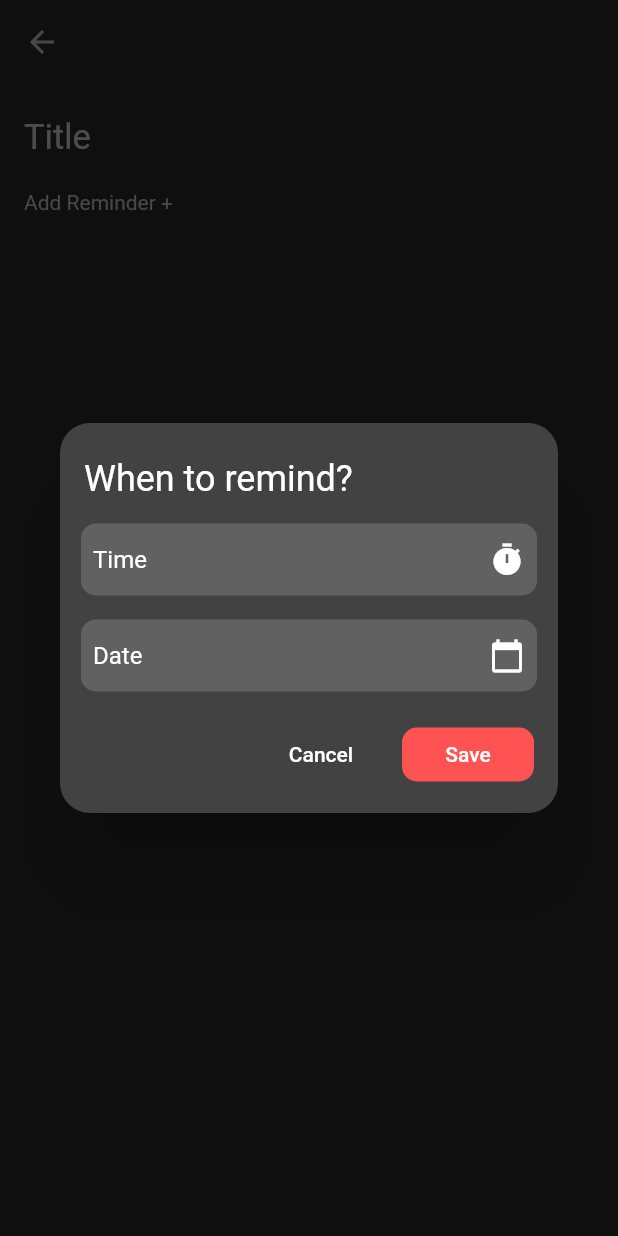
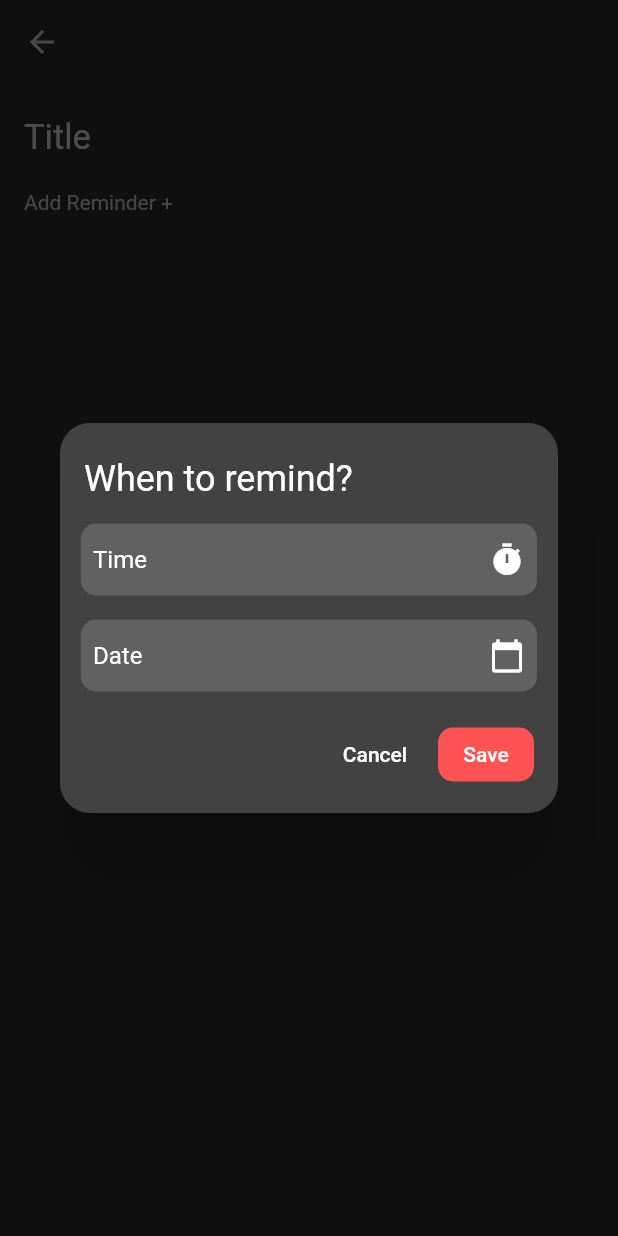
Before and after one commit to DaniyalDolare/Productivity-App, a Flutter app: the AddTodo screen opened directly, after a tap on "Add Reminder +", on a phone screen of 412 x 824 dp. Run offline on Flutter 3.47's test engine with Material 2 defaults, Android fonts, the phone set to English and light mode, and no system bars; our stand-ins replace cloud_firestore, firebase_auth, firebase_core, flutter_local_notifications, flutter_native_timezone, google_sign_in and 1 more; accounts and stored records are empty.

Commit message:
migrated to new material buttons

```diff
--- a/lib/screens/add todo/addtodo.dart
+++ b/lib/screens/add todo/addtodo.dart
@@ -182,7 +182,9 @@ class _AddTodoState extends State<AddTodo> {
                                     Row(
                                       mainAxisAlignment: MainAxisAlignment.end,
                                       children: [
-                                        FlatButton(
+                                        TextButton(
+                                            style: TextButton.styleFrom(
+                                                primary: Colors.white),
                                             onPressed: () {
                                               Navigator.pop(context);
                                               timeController.clear();
@@ -192,7 +194,7 @@ class _AddTodoState extends State<AddTodo> {
                                         SizedBox(
                                           width: 10,
                                         ),
-                                        FlatButton(
+                                        TextButton(
                                           onPressed: () {
                                             Navigator.pop(
                                                 context, [time, date]);
@@ -200,10 +202,14 @@ class _AddTodoState extends State<AddTodo> {
                                             dateController.clear();
                                           },
                                           child: Text("Save"),
-                                          color: Colors.redAccent,
-                                          shape: RoundedRectangleBorder(
-                                              borderRadius:
-                                                  BorderRadius.circular(10.0)),
+                                          style: TextButton.styleFrom(
+                                              primary: Colors.white,
+                                              shape: RoundedRectangleBorder(
+                                                  borderRadius:
+                                                      BorderRadius.circular(
+                                                          10.0)),
+                                              backgroundColor:
+                                                  Colors.redAccent),
                                         ),
                                         SizedBox(
                                           width: 10,
```
Also changed, not shown: lib/login.dart (+7 -5 lines), lib/settings.dart (+6 -4 lines).
